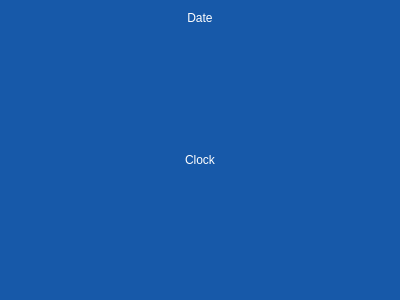
Old version of the form 2.x/UI/dooble_floating_digital_clock.ui in the repository textbrowser/dooble.
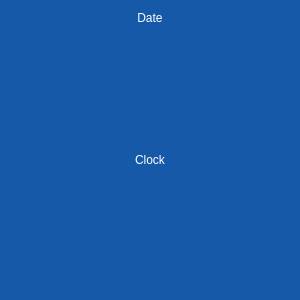
New version of the form. Icons and pictures are not drawn.

Diff of the .ui file:
```diff
--- a/2.x/UI/dooble_floating_digital_clock.ui
+++ b/2.x/UI/dooble_floating_digital_clock.ui
@@ -6,7 +6,7 @@
    <rect>
     <x>0</x>
     <y>0</y>
-    <width>400</width>
+    <width>300</width>
     <height>300</height>
    </rect>
   </property>
```
